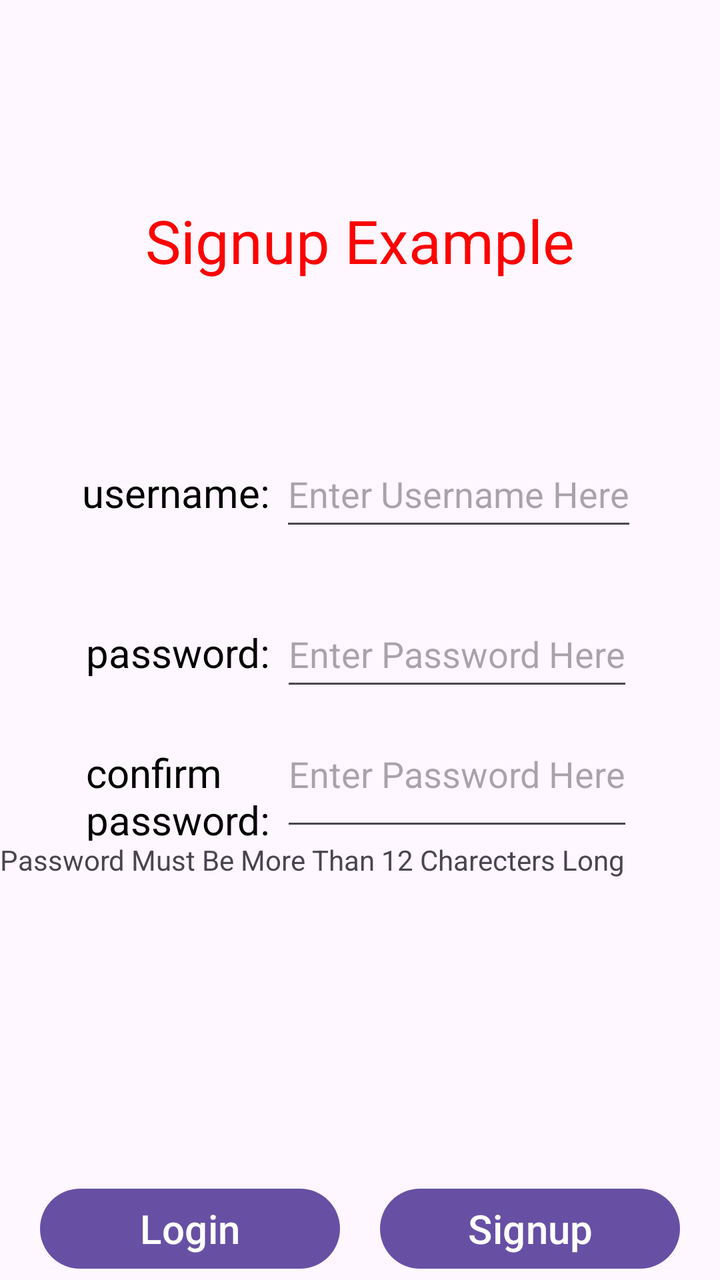
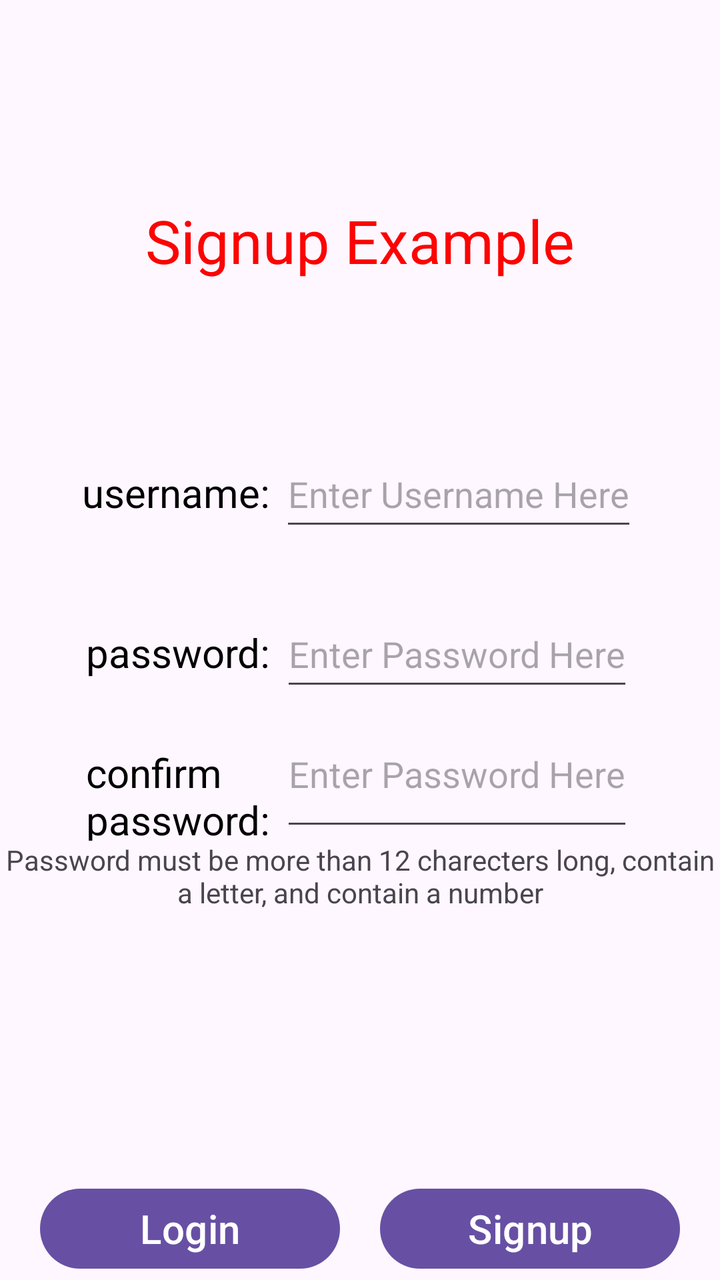

The first picture is an Android layout as it rendered before a commit; the second is the same layout after the commit. The layout source and the unified diff follow.
<!-- AndroidManifest.xml: application theme Theme.AndroidExample -->
<!-- res/layout/activity_signup.xml -->
<?xml version="1.0" encoding="utf-8"?>
<androidx.appcompat.widget.LinearLayoutCompat
    xmlns:tools="http://schemas.android.com/tools"
    xmlns:android="http://schemas.android.com/apk/res/android"
    tools:context=".MainActivity"
    android:layout_height="match_parent"
    android:layout_width="match_parent"
    android:orientation="vertical">

    <TextView
        android:layout_width="wrap_content"
        android:layout_height="wrap_content"
        android:text="Signup Example"
        android:layout_gravity="center"
        android:layout_marginTop="100dp"
        android:layout_marginBottom="80dp"
        android:textSize="30dp"
        android:textColor="#fc0303">
    </TextView>

    <LinearLayout
        android:layout_width="wrap_content"
        android:layout_height="wrap_content"
        android:layout_gravity="center"
        android:layout_marginBottom="30dp"
        android:orientation="horizontal">

        <TextView
            android:layout_width="wrap_content"
            android:layout_height="wrap_content"
            android:text="username: "
            android:textSize="20dp"
            android:textColor="#000000">
        </TextView>

        <EditText
            android:id="@+id/signup_username_edt"
            android:layout_width="wrap_content"
            android:layout_height="50dp"
            android:hint="Enter Username Here">
        </EditText>

    </LinearLayout>

    <LinearLayout
        android:layout_width="wrap_content"
        android:layout_height="wrap_content"
        android:layout_gravity="center"
        android:orientation="horizontal">

        <TextView
            android:layout_width="wrap_content"
            android:layout_height="wrap_content"
            android:text="password: "
            android:textSize="20dp"
            android:textColor="#000000">
        </TextView>

        <EditText
            android:id="@+id/signup_password_edt"
            android:layout_width="wrap_content"
            android:inputType="textPassword"
            android:layout_height="50dp"
            android:hint="Enter Password Here">
        </EditText>

    </LinearLayout>

    <LinearLayout
        android:layout_width="wrap_content"
        android:layout_height="wrap_content"
        android:layout_gravity="center"
        android:orientation="horizontal">

        <TextView
            android:layout_width="wrap_content"
            android:layout_height="70sp"
            android:text="confirm\npassword: "
            android:textColor="#000000"
            android:textSize="20dp"></TextView>

        <EditText
            android:id="@+id/signup_confirm_edt"
            android:layout_width="wrap_content"
            android:inputType="textPassword"
            android:layout_height="70dp"
            android:hint="Enter Password Here">
        </EditText>

    </LinearLayout>

    <LinearLayout
        android:layout_width="match_parent"
        android:layout_height="70dp"
        android:orientation="horizontal">

        <TextView
            android:id="@+id/textView6"
            android:layout_width="400dp"
            android:layout_height="35dp"
            android:text="@string/pass_leng"></TextView>
    </LinearLayout>

    <LinearLayout
        android:layout_width="wrap_content"
        android:layout_height="wrap_content"
        android:layout_gravity="center"
        android:layout_marginTop="100dp"
        android:orientation="horizontal">

        <Button
            android:id="@+id/signup_login_btn"
            android:layout_width="150dp"
            android:layout_height="wrap_content"
            android:layout_marginRight="10dp"
            android:text="Login"
            android:textSize="20sp"
            android:textColor="#ffffff">
        </Button>

        <Button
            android:id="@+id/signup_signup_btn"
            android:layout_width="150dp"
            android:layout_height="wrap_content"
            android:layout_marginLeft="10dp"
            android:text="Signup"
            android:textSize="20sp"
            android:textColor="#ffffff">
        </Button>

    </LinearLayout>

</androidx.appcompat.widget.LinearLayoutCompat>
<!-- resources referenced by this layout -->
<resources>
  <string name="pass_leng">Password Must Be More Than 12 Charecters Long</string>
  <style name="Theme.AndroidExample" parent="Base.Theme.AndroidExample" />
  <style name="Base.Theme.AndroidExample" parent="Theme.Material3.DayNight.NoActionBar">
          
          
      </style>
</resources>

<!-- the commit's change to res/layout/activity_signup.xml (unified diff, before → after) -->
@@ -95,8 +95,9 @@
         android:orientation="horizontal">
 
         <TextView
+            android:gravity="center"
             android:id="@+id/textView6"
-            android:layout_width="400dp"
+            android:layout_width="match_parent"
             android:layout_height="35dp"
             android:text="@string/pass_leng"></TextView>
     </LinearLayout>
<!-- resource entries referenced after the edit -->
@@ -1,6 +1,6 @@
 <!-- resources referenced by this layout -->
 <resources>
-  <string name="pass_leng">Password Must Be More Than 12 Charecters Long</string>
+  <string name="pass_leng">Password must be more than 12 charecters long, contain a letter, and contain a number</string>
   <style name="Theme.AndroidExample" parent="Base.Theme.AndroidExample" />
   <style name="Base.Theme.AndroidExample" parent="Theme.Material3.DayNight.NoActionBar">
           
